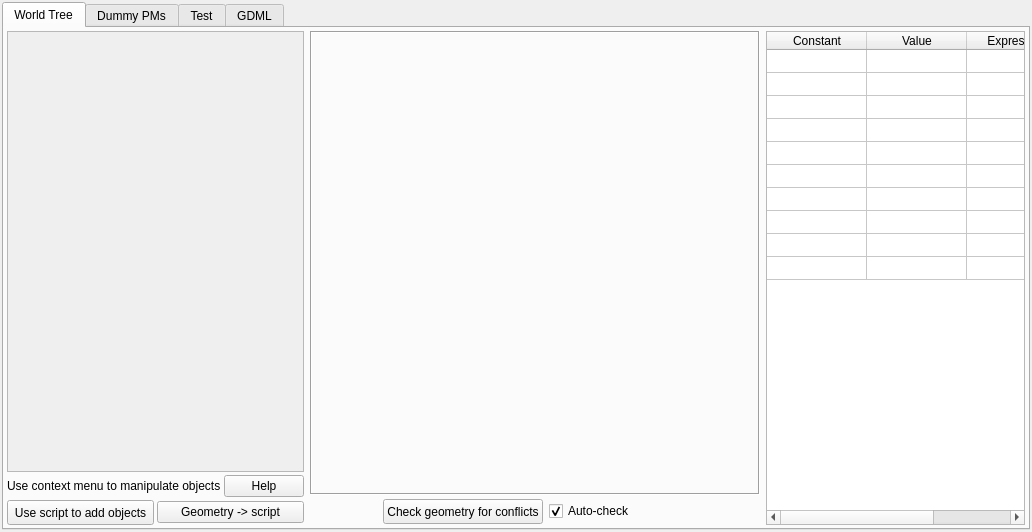
The window that src/gui/detectoraddonswindow.ui (andrmor/ANTS2) describes before a commit, drawn with Qt 5.
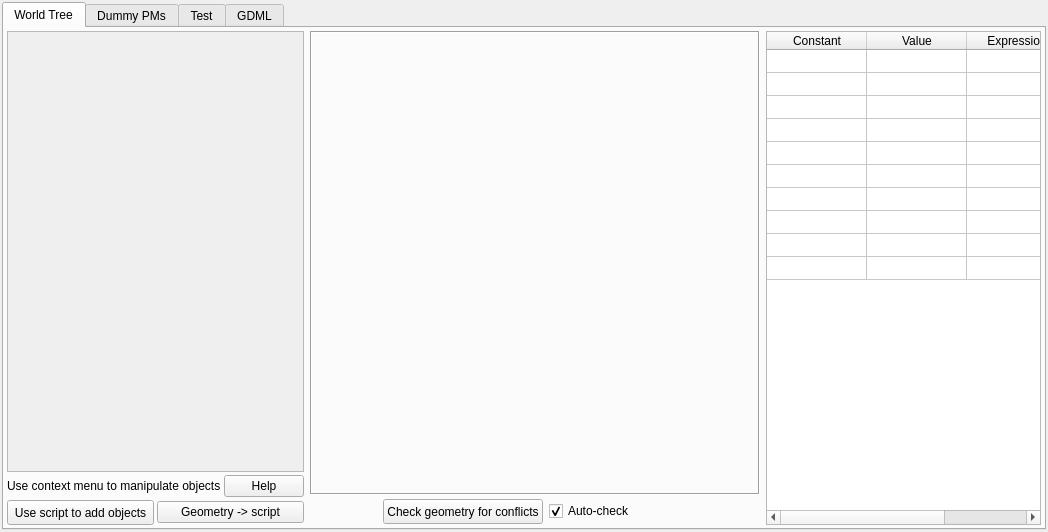
The same window after the commit.

Patch:
```diff
--- a/src/gui/detectoraddonswindow.ui
+++ b/src/gui/detectoraddonswindow.ui
@@ -6,7 +6,7 @@
    <rect>
     <x>0</x>
     <y>0</y>
-    <width>1032</width>
+    <width>1048</width>
     <height>532</height>
    </rect>
   </property>
@@ -270,6 +270,12 @@
         </item>
         <item>
          <widget class="QTableWidget" name="tabwConstants">
+          <property name="minimumSize">
+           <size>
+            <width>120</width>
+            <height>0</height>
+           </size>
+          </property>
           <property name="contextMenuPolicy">
            <enum>Qt::CustomContextMenu</enum>
           </property>
```
